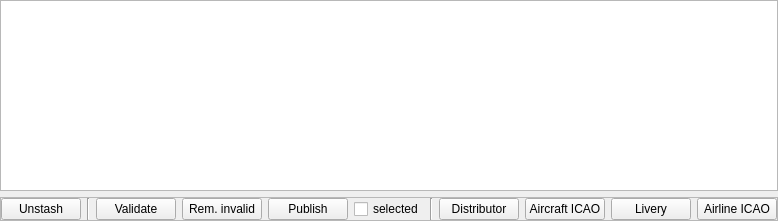
Above: src/blackgui/components/dbstashcomponent.ui from swift-project/pilotclient before the change. Below: the same form after it.
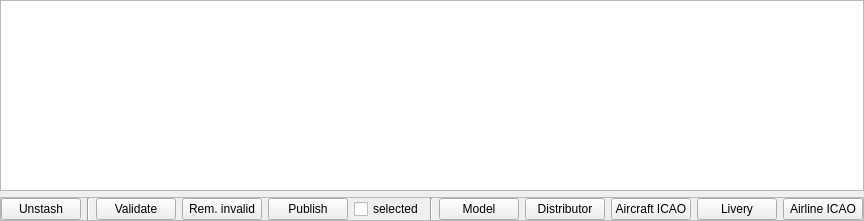
That is the form after the change. Custom widgets are drawn as their Qt base class.

Commit message: refs #755, mapping UI improvements * make drop area more obvious by icon and color * improve forms so the layout looks better on large screens * button to display model dialog (like distributor, ICAO, ...)

Diff of the .ui file:
```diff
--- a/src/blackgui/components/dbstashcomponent.ui
+++ b/src/blackgui/components/dbstashcomponent.ui
@@ -124,6 +124,13 @@
         </property>
        </widget>
       </item>
+      <item>
+       <widget class="QPushButton" name="pb_Model">
+        <property name="text">
+         <string>Model</string>
+        </property>
+       </widget>
+      </item>
       <item>
        <widget class="QPushButton" name="pb_Distributor">
         <property name="text">
```
Left out of the diff: 1 changed line with no effect on the pictures. The commit also changes 17 other files.
